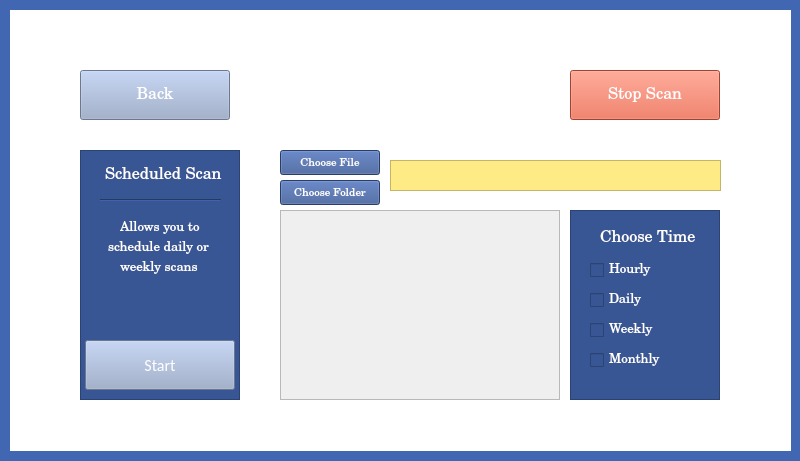
Before: the Qt Designer form widget.ui in Daisy-Aguilar/Custodio, drawn with Qt 5.
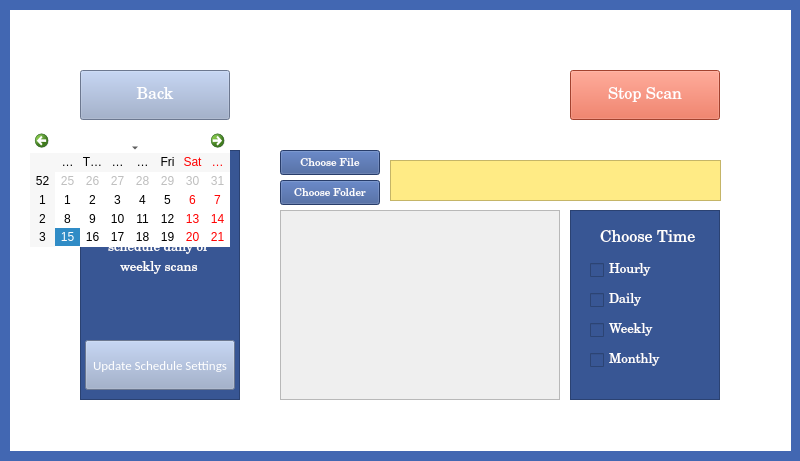
After: the same form once the commit is applied. The open tabs and pages were chosen to show the change. Icons and pictures are not drawn.

```diff
--- a/widget.ui
+++ b/widget.ui
@@ -2587,7 +2587,7 @@
       <property name="font">
        <font>
         <family>Calibri</family>
-        <pointsize>12</pointsize>
+        <pointsize>10</pointsize>
        </font>
       </property>
       <property name="styleSheet">
@@ -2595,7 +2595,7 @@
 color: rgb(255, 255, 255);</string>
       </property>
       <property name="text">
-       <string>Start</string>
+       <string>Update Schedule Settings</string>
       </property>
      </widget>
      <widget class="Line" name="line_9">
@@ -2906,7 +2906,7 @@
        <x>380</x>
        <y>150</y>
        <width>331</width>
-       <height>31</height>
+       <height>41</height>
       </rect>
      </property>
      <property name="font">
@@ -2919,6 +2919,16 @@
       <string notr="true">background-color: rgb(255, 235, 133);</string>
      </property>
     </widget>
+    <widget class="QCalendarWidget" name="calendarWidget">
+     <property name="geometry">
+      <rect>
+       <x>20</x>
+       <y>120</y>
+       <width>200</width>
+       <height>117</height>
+      </rect>
+     </property>
+    </widget>
    </widget>
    <widget class="QWidget" name="page_6">
     <widget class="QPushButton" name="backButton_4">
```
Left out of the diff: 4 changed lines with no effect on the pictures.
